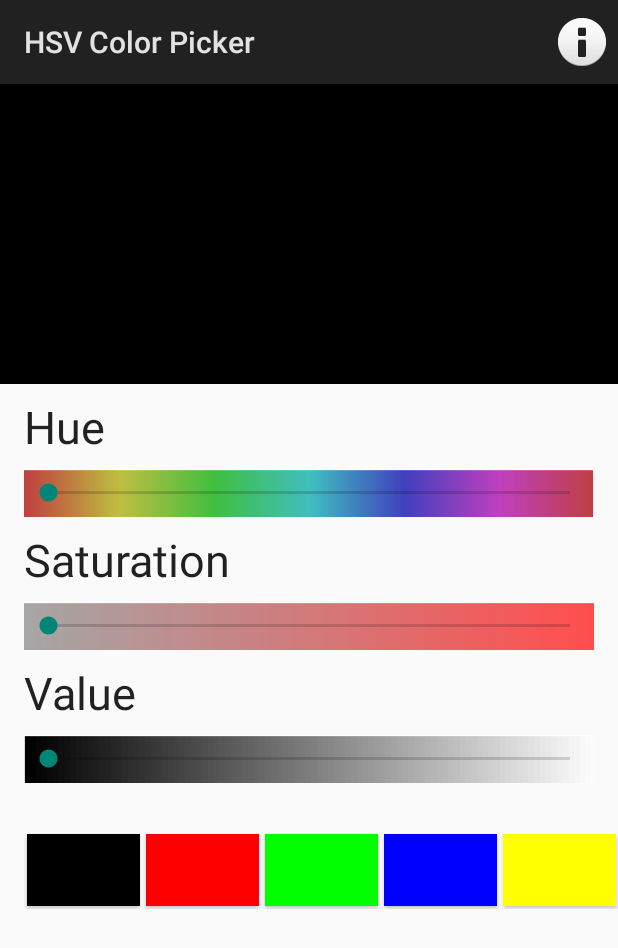
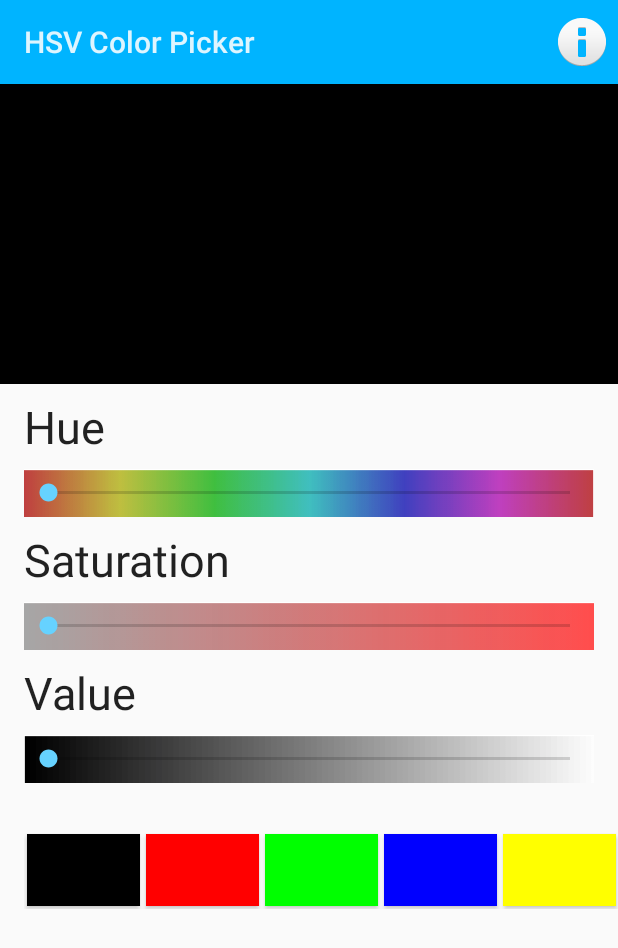
Before and after one commit to RamoonTabili/HSVColorPicker, an Android app: the screen it shows after launch (MainActivity), on a phone screen of 412 x 824 dp. Shown: the top 948 px of the screen. Run offline under Robolectric (Android 15) with nearby library versions, the phone set to English and light mode, and no system bars.

Commit message:
Second upload
Changed app colours and externalized the strings.

```diff
--- a/app/src/main/res/layout/activity_main.xml
+++ b/app/src/main/res/layout/activity_main.xml
@@ -25,7 +25,7 @@
         android:paddingBottom="8dp"
         android:paddingStart="16dp"
         android:paddingTop="8dp"
-        android:text="Hue"
+        android:text="@string/hue"
         android:textAppearance="?android:attr/textAppearanceLarge"
         android:textSize="30sp" />
 
@@ -64,7 +64,7 @@
         android:paddingBottom="8dp"
         android:paddingStart="16dp"
         android:paddingTop="8dp"
-        android:text="Saturation"
+        android:text="@string/saturation"
         android:textAppearance="?android:attr/textAppearanceLarge"
         android:textSize="30sp" />
 
@@ -103,7 +103,7 @@
         android:paddingBottom="8dp"
         android:paddingStart="16dp"
         android:paddingTop="8dp"
-        android:text="Value"
+        android:text="@string/value"
         android:textAppearance="?android:attr/textAppearanceLarge"
         android:textSize="30sp" />
 
--- a/app/src/main/res/values/colors.xml
+++ b/app/src/main/res/values/colors.xml
@@ -1,8 +1,8 @@
 <?xml version="1.0" encoding="utf-8"?>
 <resources>
-    <color name="colorPrimary">#3F51B5</color>
-    <color name="colorPrimaryDark">#303F9F</color>
-    <color name="colorAccent">#FF4081</color>
+    <color name="colorPrimary">#00B4FF</color>
+    <color name="colorPrimaryDark">#33697F</color>
+    <color name="colorAccent">#66D2FF</color>
 
 
     <color name="black">#000000</color>
--- a/app/src/main/res/values/styles.xml
+++ b/app/src/main/res/values/styles.xml
@@ -3,6 +3,11 @@
     <!-- Base application theme. -->
     <style name="AppTheme" parent="android:Theme.Material.Light.DarkActionBar">
         <!-- Customize your theme here. -->
+        <item name="android:colorPrimary">@color/colorPrimary</item>
+        <item name="android:colorPrimaryDark">@color/colorPrimaryDark</item>
+        <item name="android:colorAccent">@color/colorAccent</item>
+        <!--<item name="android:colorTextDark">@color/colorTextDark</item>-->
+        <!--<item name="android:colorTextLight">@color/colorTextLight</item>-->
     </style>
 
     <style name="colorButton">
```
